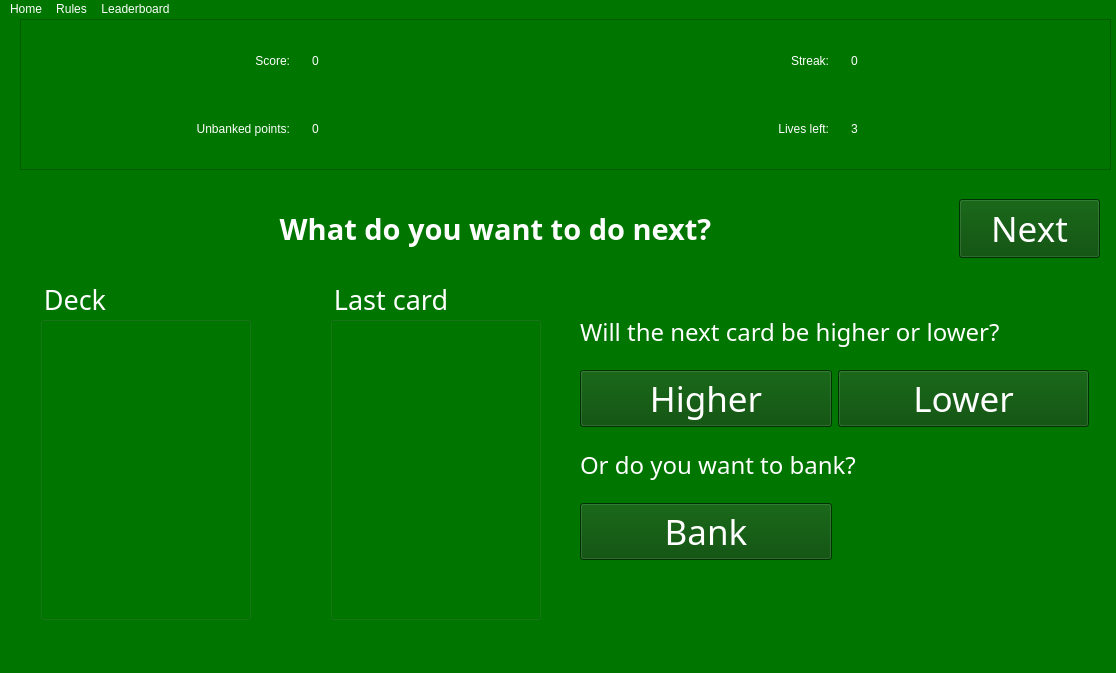
jayanpatel789/card-game, file gui/ui/play_screen.ui: the form before one commit.
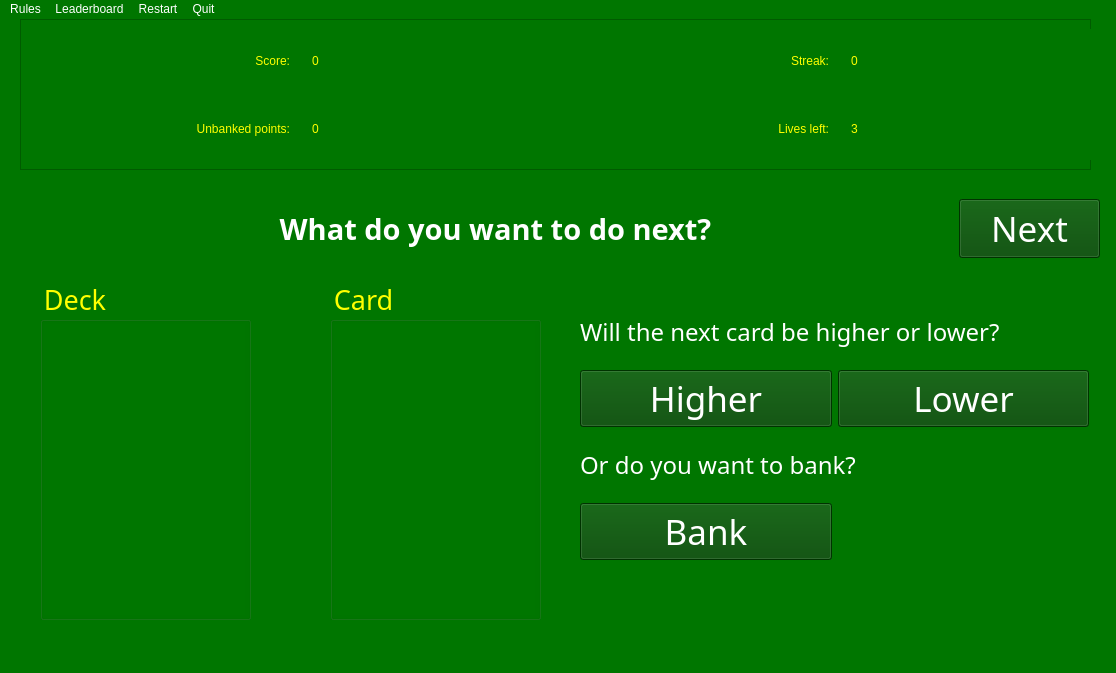
The form after the commit. Icons and pictures are not drawn.

The edit to the form file:
```diff
--- a/gui/ui/play_screen.ui
+++ b/gui/ui/play_screen.ui
@@ -23,13 +23,13 @@
      <rect>
       <x>10</x>
       <y>0</y>
-      <width>1101</width>
+      <width>1081</width>
       <height>151</height>
      </rect>
     </property>
     <property name="styleSheet">
      <string notr="true">font: 22pt &quot;Bodoni MT&quot;;
-color: white;
+color: yellow;
 margin-left: 10px</string>
     </property>
     <property name="frameShape">
@@ -134,8 +134,11 @@
       <pointsize>20</pointsize>
      </font>
     </property>
+    <property name="styleSheet">
+     <string notr="true">color: yellow</string>
+    </property>
     <property name="title">
-     <string>Last card</string>
+     <string>Card</string>
     </property>
     <widget class="QLabel" name="card_image">
      <property name="geometry">
@@ -169,6 +172,9 @@
       <pointsize>20</pointsize>
      </font>
     </property>
+    <property name="styleSheet">
+     <string notr="true">color: yellow</string>
+    </property>
     <property name="title">
      <string>Deck</string>
     </property>
@@ -337,11 +343,6 @@
    <property name="styleSheet">
     <string notr="true">color: white</string>
    </property>
-   <widget class="QMenu" name="menuHome">
-    <property name="title">
-     <string>Home</string>
-    </property>
-   </widget>
    <widget class="QMenu" name="menuRules">
     <property name="title">
      <string>Rules</string>
@@ -352,9 +353,20 @@
      <string>Leaderboard</string>
     </property>
    </widget>
-   <addaction name="menuHome"/>
+   <widget class="QMenu" name="menuQuit">
+    <property name="title">
+     <string>Quit</string>
+    </property>
+   </widget>
+   <widget class="QMenu" name="menuRestart">
+    <property name="title">
+     <string>Restart</string>
+    </property>
+   </widget>
    <addaction name="menuRules"/>
    <addaction name="menuLeaderboard"/>
+   <addaction name="menuRestart"/>
+   <addaction name="menuQuit"/>
   </widget>
   <widget class="QStatusBar" name="statusbar"/>
  </widget>
```
